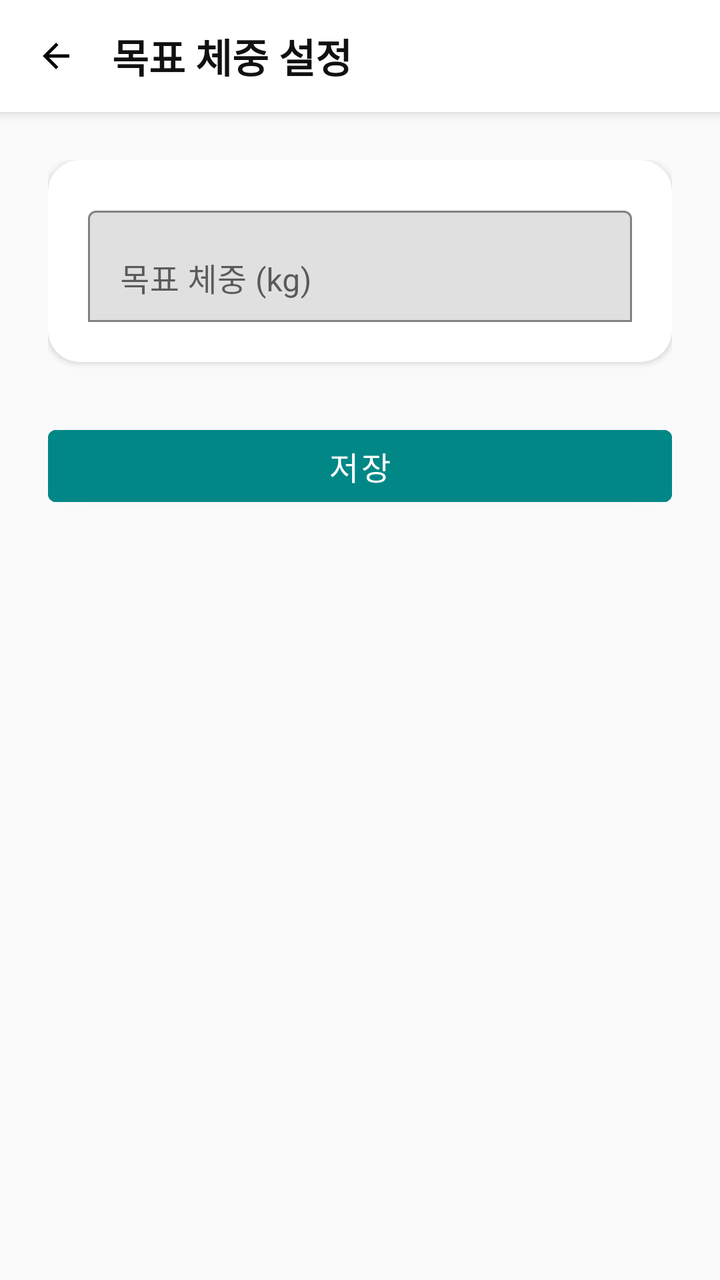
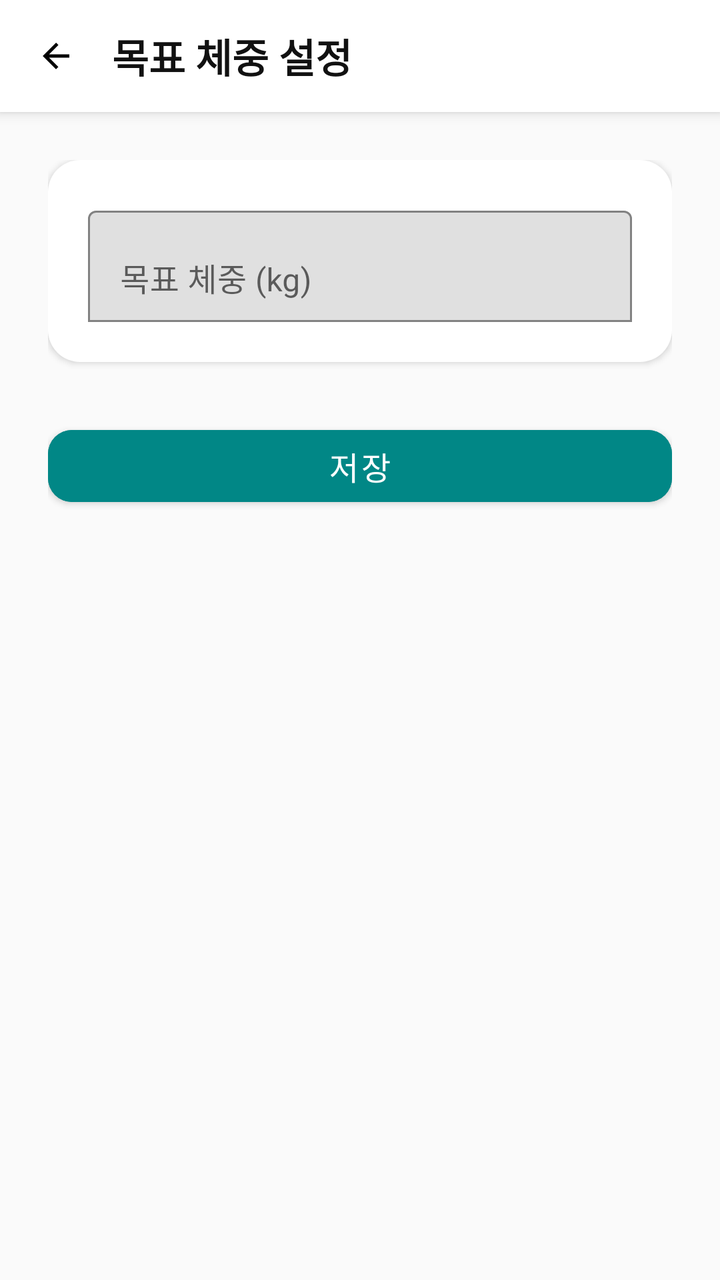

Before-and-after screenshots of an Android layout around one commit, followed by the original layout XML and the change that was made.
<!-- AndroidManifest.xml: application theme Theme.GJGN -->
<!-- res/layout/activity_goal_weight.xml -->
<?xml version="1.0" encoding="utf-8"?>
<LinearLayout xmlns:android="http://schemas.android.com/apk/res/android"
    xmlns:app="http://schemas.android.com/apk/res-auto"
    android:orientation="vertical"
    android:layout_width="match_parent"
    android:layout_height="match_parent"
    android:background="#FAFAFA">

    
    <LinearLayout
        android:layout_width="match_parent"
        android:layout_height="56dp"
        android:orientation="horizontal"
        android:gravity="center_vertical"
        android:paddingStart="12dp"
        android:paddingEnd="12dp"
        android:background="@android:color/white"
        android:elevation="4dp">

        <ImageView
            android:id="@+id/btnBack"
            android:layout_width="32dp"
            android:layout_height="32dp"
            android:src="@drawable/ic_arrow_back"
            android:padding="6dp"
            android:background="?attr/selectableItemBackgroundBorderless" />

        <TextView
            android:text="목표 체중 설정"
            android:textSize="20sp"
            android:textStyle="bold"
            android:textColor="#111111"
            android:layout_marginStart="12dp"
            android:layout_width="wrap_content"
            android:layout_height="wrap_content" />
    </LinearLayout>

    
    <ScrollView
        android:layout_width="match_parent"
        android:layout_height="match_parent"
        android:fillViewport="true">

        <LinearLayout
            android:orientation="vertical"
            android:padding="24dp"
            android:layout_width="match_parent"
            android:layout_height="wrap_content">

            
            <LinearLayout
                android:orientation="vertical"
                android:layout_width="match_parent"
                android:layout_height="wrap_content"
                android:background="@drawable/bg_card"
                android:elevation="2dp"
                android:padding="20dp">

                <com.google.android.material.textfield.TextInputLayout
                    android:layout_width="match_parent"
                    android:layout_height="wrap_content"
                    android:hint="목표 체중 (kg)"
                    app:boxBackgroundMode="outline">

                    <com.google.android.material.textfield.TextInputEditText
                        android:id="@+id/etTargetWeight"
                        android:inputType="numberDecimal"
                        android:layout_width="match_parent"
                        android:layout_height="wrap_content" />
                </com.google.android.material.textfield.TextInputLayout>

            </LinearLayout>

            <com.google.android.material.button.MaterialButton
                android:id="@+id/btnSaveTargetWeight"
                android:layout_width="match_parent"
                android:layout_height="48dp"
                android:text="저장"
                android:textColor="@android:color/white"
                android:textSize="16sp"
                android:backgroundTint="@color/teal_700"
                android:cornerRadius="12dp"
                android:layout_marginTop="28dp" />

        </LinearLayout>

    </ScrollView>

</LinearLayout>
<!-- resources referenced by this layout -->
<resources>
  <color name="teal_700">#FF018786</color>
  <!-- drawable bg_card (drawable) -->
  <shape xmlns:android="http://schemas.android.com/apk/res/android">
      <solid android:color="@android:color/white"/>
      <corners android:radius="16dp"/>
  </shape>
  <!-- drawable ic_arrow_back (drawable) -->
  <vector xmlns:android="http://schemas.android.com/apk/res/android"
      android:width="24dp"
      android:height="24dp"
      android:viewportWidth="24"
      android:viewportHeight="24">
  
      <path
          android:fillColor="#000000"
          android:pathData="M20,11H7.83l5.59,-5.59L12,4l-8,8 8,8 1.41,-1.41L7.83,13H20v-2z"/>
  </vector>
  <style name="Theme.GJGN" parent="Theme.MaterialComponents.DayNight.NoActionBar">
          
          <item name="colorPrimary">@color/purple_700</item>
          <item name="colorPrimaryVariant">@color/purple_700</item>
          <item name="colorOnPrimary">@android:color/white</item>
          <item name="colorSecondary">@color/teal_700</item>
          <item name="android:windowMinWidthMajor">320dp</item>
          <item name="android:windowMinWidthMinor">320dp</item>
      </style>
  <color name="purple_700">#FF3700B3</color>
</resources>

<!-- the commit's change to res/layout/activity_goal_weight.xml (unified diff, before → after) -->
@@ -79,7 +79,7 @@
                 android:textColor="@android:color/white"
                 android:textSize="16sp"
                 android:backgroundTint="@color/teal_700"
-                android:cornerRadius="12dp"
+                app:cornerRadius="12dp"
                 android:layout_marginTop="28dp" />
 
         </LinearLayout>
